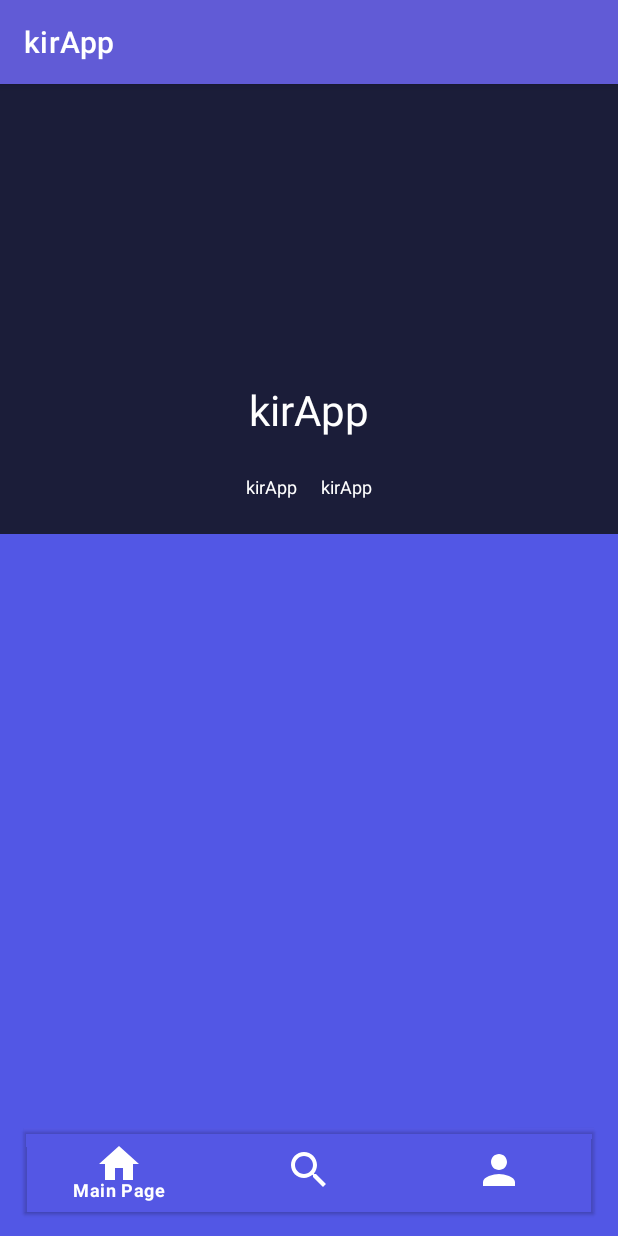
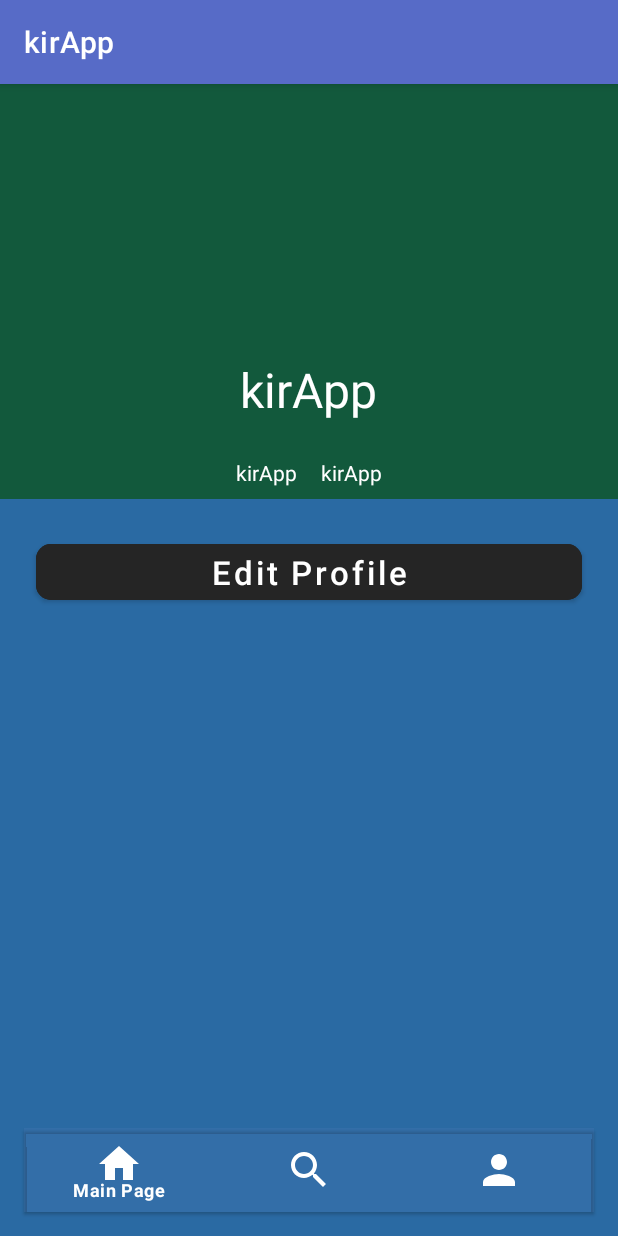
Before and after one commit to otto-camp/kirApp, an Android app: the fragment ProfileFragment placed in its activity, on a phone screen of 412 x 824 dp. Run offline under Robolectric (Android 15) with nearby library versions, the phone set to English and light mode, and no system bars; 1 statement that could not run was skipped.

Commit message:
colors fixed.

```diff
--- a/app/src/main/java/com/example/kirapp/activities/MainActivity.java
+++ b/app/src/main/java/com/example/kirapp/activities/MainActivity.java
@@ -3,6 +3,7 @@ package com.example.kirapp.activities;
 import android.annotation.SuppressLint;
 import android.content.Intent;
 import android.os.Bundle;
+import android.view.View;
 import android.widget.Button;
 
 import androidx.appcompat.app.AppCompatActivity;
@@ -24,12 +25,18 @@ public class MainActivity extends AppCompatActivity {
         super.onCreate(savedInstanceState);
         setContentView(R.layout.activity_main);
 
+        Button button = findViewById(R.id.myBtn);
+        button.setOnClickListener(view -> {
+            startActivity(new Intent(MainActivity.this, RegisterActivity.class));
+            finish();
+        });
+
         bottomNavigationView = findViewById(R.id.bottomNavigationView);
         getSupportFragmentManager().beginTransaction().replace(R.id.main_frame_layout, new MainPageFragment()).commit();
         bottomNavigationView.setSelectedItemId(R.id.mainPageFragment);
         bottomNavigationView.setOnItemSelectedListener(item -> {
             Fragment fragment = null;
-            switch (item.getItemId()){
+            switch (item.getItemId()) {
                 case R.id.mainPageFragment:
                     fragment = new MainPageFragment();
                     break;
@@ -41,7 +48,7 @@ public class MainActivity extends AppCompatActivity {
                     break;
             }
             assert fragment != null;
-            getSupportFragmentManager().beginTransaction().replace(R.id.main_frame_layout,fragment).commit();
+            getSupportFragmentManager().beginTransaction().replace(R.id.main_frame_layout, fragment).commit();
             return true;
         });
 
--- a/app/src/main/res/layout/activity_login.xml
+++ b/app/src/main/res/layout/activity_login.xml
@@ -3,7 +3,7 @@
     xmlns:tools="http://schemas.android.com/tools"
     android:layout_width="match_parent"
     android:layout_height="match_parent"
-    android:background="@drawable/gradient_background"
+    android:background="@color/sapphire_800"
     android:gravity="center_horizontal"
     android:orientation="vertical"
     tools:context=".activities.LoginActivity">
@@ -44,8 +44,8 @@
         android:id="@+id/login_btn"
         android:layout_width="192dp"
         android:layout_height="wrap_content"
+        android:backgroundTint="@color/blue_600"
         android:text="@string/login_placeholder"
-        android:textColor="@color/white"
         android:textSize="24sp" />
 
     <LinearLayout
--- a/app/src/main/res/layout/activity_main.xml
+++ b/app/src/main/res/layout/activity_main.xml
@@ -20,7 +20,7 @@
         android:layout_width="match_parent"
         android:layout_height="wrap_content"
         android:layout_margin="16dp"
-        android:background="@color/light_state_blue"
+        android:background="@color/transparent_blue"
         app:elevation="1dp"
         app:itemIconSize="32dp"
         app:itemIconTint="@color/white"
--- a/app/src/main/res/layout/fragment_profile.xml
+++ b/app/src/main/res/layout/fragment_profile.xml
@@ -5,13 +5,20 @@
     android:layout_width="match_parent"
     android:layout_height="match_parent"
     android:layout_weight="1"
-    android:background="@color/majorelle_blue"
     tools:context=".fragments.ProfileFragment">
 
     <RelativeLayout
         android:layout_width="match_parent"
-        android:layout_height="300dp"
-        android:background="@color/kpp_bg">
+        android:layout_height="match_parent"
+        android:background="@color/sapphire_500"
+        tools:ignore="UselessParent">
+
+        <RelativeLayout
+            android:id="@+id/profile_header"
+            android:layout_width="match_parent"
+            android:layout_height="wrap_content"
+            android:layout_alignParentTop="true"
+            android:background="@color/green_800">
 
             <com.google.android.material.imageview.ShapeableImageView
                 android:id="@+id/user_image"
@@ -19,8 +26,8 @@
                 android:layout_height="150dp"
                 android:layout_alignParentTop="true"
                 android:layout_centerHorizontal="true"
+                android:layout_margin="16dp"
                 android:adjustViewBounds="true"
-            android:layout_margin="16dp"
                 android:maxWidth="150dp"
                 android:maxHeight="150dp"
                 android:scaleType="fitXY"
@@ -33,10 +40,10 @@
                 android:layout_height="wrap_content"
                 android:layout_below="@+id/user_image"
                 android:layout_centerHorizontal="true"
-            android:layout_margin="16dp"
+                android:layout_marginBottom="16dp"
                 android:text="@string/app_name"
                 android:textColor="@color/white"
-            android:textSize="28sp" />
+                android:textSize="32sp" />
 
             <LinearLayout
                 android:layout_width="wrap_content"
@@ -48,22 +55,43 @@
                     android:id="@+id/user_advert_count"
                     android:layout_width="wrap_content"
                     android:layout_height="wrap_content"
+                    android:layout_margin="8dp"
                     android:text="@string/app_name"
                     android:textColor="@color/white"
-            android:textSize="12sp"
-            android:layout_margin="8dp"/>
+                    android:textSize="14sp" />
 
                 <TextView
                     android:id="@+id/myUser"
                     android:layout_width="wrap_content"
+                    android:layout_height="wrap_content"
                     android:layout_margin="8dp"
-            android:layout_height="wrap_content"
                     android:text="@string/app_name"
                     android:textColor="@color/white"
-            android:textSize="12sp" />
+                    android:textSize="14sp" />
             </LinearLayout>
 
         </RelativeLayout>
 
+        <LinearLayout
+            android:layout_width="match_parent"
+            android:layout_height="match_parent"
+            android:layout_below="@+id/profile_header"
+            android:layout_margin="16dp"
+            android:orientation="vertical">
+
+            <com.google.android.material.button.MaterialButton
+                android:id="@+id/profile_edit"
+                android:layout_width="match_parent"
+                android:layout_height="wrap_content"
+                android:layout_gravity="center"
+                android:layout_margin="8dp"
+                android:backgroundTint="@color/black_100"
+                android:text="@string/edit_profile"
+                android:textAllCaps="false"
+                android:textSize="22sp"
+                app:cornerRadius="10dp" />
+
+        </LinearLayout>
+    </RelativeLayout>
 
 </FrameLayout>
--- a/app/src/main/res/layout/fragment_search.xml
+++ b/app/src/main/res/layout/fragment_search.xml
@@ -3,7 +3,7 @@
     xmlns:tools="http://schemas.android.com/tools"
     android:layout_width="match_parent"
     android:layout_height="match_parent"
-    android:background="@color/copper_crayola"
+    android:background="@color/sapphire_500"
     tools:context=".fragments.SearchFragment">
 
     <!-- TODO: Update blank fragment layout -->
--- a/app/src/main/res/values-night/themes.xml
+++ b/app/src/main/res/values-night/themes.xml
@@ -2,13 +2,13 @@
     <!-- Base application theme. -->
     <style name="Theme.KirApp" parent="Theme.MaterialComponents.DayNight.DarkActionBar">
         <!-- Primary brand color. -->
-        <item name="colorPrimary">@color/dark_blue</item>
-        <item name="colorPrimaryVariant">@color/dark_blue</item>
-        <item name="colorOnPrimary">@color/black</item>
+        <item name="colorPrimary">@color/black_100</item>
+        <item name="colorPrimaryVariant">@color/black_100</item>
+        <item name="colorOnPrimary">@color/white</item>
         <!-- Secondary brand color. -->
-        <item name="colorSecondary">@color/kpp_bg</item>
-        <item name="colorSecondaryVariant">@color/kpp_bg</item>
-        <item name="colorOnSecondary">@color/black</item>
+        <item name="colorSecondary">@color/blue_900</item>
+        <item name="colorSecondaryVariant">@color/blue_900</item>
+        <item name="colorOnSecondary">@color/white</item>
         <!-- Status bar color. -->
         <item name="android:statusBarColor" tools:targetApi="l">?attr/colorPrimaryVariant</item>
         <!-- Customize your theme here. -->
--- a/app/src/main/res/values/colors.xml
+++ b/app/src/main/res/values/colors.xml
@@ -1,20 +1,33 @@
 <?xml version="1.0" encoding="utf-8"?>
 <resources>
-    <color name="copper_crayola">#FFFDCD4D</color>
-    <color name="old_rose">#FFF178AF</color>
-    <color name="lavender">#FFAF7288</color>
-    <color name="pearly_purple">#FF9F6D98</color>
-    <color name="majesty_purple">#FF9069A7</color>
-    <color name="state_blue">#FF615BD6</color>
-    <color name="majorelle_blue">#FF5257E5</color>
-    <color name="dark_blue">#FF090A19</color>
+    <color name="malachite_900">#FF062B13</color>
+    <color name="malachite_800">#FF0C5627</color>
+    <color name="malachite_700">#FF13803A</color>
+    <color name="malachite_600">#FF19AB4E</color>
+    <color name="malachite_500">#FF1FD661</color>
+    <color name="malachite_400">#FF4CDE81</color>
+    <color name="malachite_300">#FF79E6A0</color>
+    <color name="malachite_200">#FF8FEBB0</color>
+    <color name="malachite_100">#FFBCF3D0</color>
+    <color name="green_800">#FF12593C</color>
+    <color name="green_500">#FF23B277</color>
+    <color name="green_300">#FF91d9bb</color>
+    <color name="sapphire_800">#FF194062</color>
+    <color name="sapphire_500">#FF2A6AA3</color>
+    <color name="sapphire_300">#FF7fA6C8</color>
+    <color name="blue_900">#FF090E25</color>
+    <color name="blue_800">#FF121C4A</color>
+    <color name="blue_700">#FF1B2A6F</color>
+    <color name="blue_600">#FF243894</color>
+    <color name="blue_500">#FF2D46B9</color>
+    <color name="blue_400">#FF576BC7</color>
+    <color name="blue_300">#FF8190D5</color>
+    <color name="blue_200">#FFABB5E3</color>
+    <color name="blue_100">#FFD5DAF1</color>
+    <color name="black_100">#FF252525</color>
+    <color name="black_200">#FF1A1A1A</color>
+    <color name="black_300">#FF515151</color>
     <color name="black">#FF000000</color>
     <color name="white">#FFFFFFFF</color>
-    <color name="light_bg">#1AFFFFFF</color>
-    <color name="light_state_blue">#1A615BD6</color>
-    <color name="light_majorelle_blue">#1A5257E5</color>
-    <color name="kpp_bg">#FF1B1D39</color>
-    <color name="kpp_mst">#FFF8B551</color>
-    <color name="kpp_plt">#FFF79158</color>
-    <color name="kpp_sky">#FF4B72FF</color>
+    <color name="transparent_blue">#1A8190D5</color>
 </resources>
--- a/app/src/main/res/values/strings.xml
+++ b/app/src/main/res/values/strings.xml
@@ -19,4 +19,5 @@
     <string name="male">Male</string>
     <string name="female">Female</string>
     <string name="other">Other</string>
+    <string name="edit_profile">Edit Profile</string>
 </resources>
--- a/app/src/main/res/values/themes.xml
+++ b/app/src/main/res/values/themes.xml
@@ -2,12 +2,12 @@
     <!-- Base application theme. -->
     <style name="Theme.KirApp" parent="Theme.MaterialComponents.DayNight.DarkActionBar">
         <!-- Primary brand color. -->
-        <item name="colorPrimary">@color/state_blue</item>
-        <item name="colorPrimaryVariant">@color/state_blue</item>
+        <item name="colorPrimary">@color/blue_400</item>
+        <item name="colorPrimaryVariant">@color/blue_400</item>
         <item name="colorOnPrimary">@color/white</item>
         <!-- Secondary brand color. -->
-        <item name="colorSecondary">@color/kpp_sky</item>
-        <item name="colorSecondaryVariant">@color/kpp_sky</item>
+        <item name="colorSecondary">@color/malachite_400</item>
+        <item name="colorSecondaryVariant">@color/malachite_400</item>
         <item name="colorOnSecondary">@color/black</item>
         <!-- Status bar color. -->
         <item name="android:statusBarColor" tools:targetApi="l">?attr/colorPrimaryVariant</item>
```
Also changed, not shown: app/src/main/java/com/example/kirapp/activities/RegisterActivity.java (+83 -4 lines), app/src/main/java/com/example/kirapp/models/Customer.java (+120 -2 lines), app/src/main/res/drawable/gradient_background.xml (deleted, +0 -12 lines), app/src/main/res/layout/activity_registeration.xml (+4 -3 lines), app/src/main/res/layout/fragment_main_page.xml (+6 -1 lines). Lines whose indentation alone changed are shown as unchanged.
